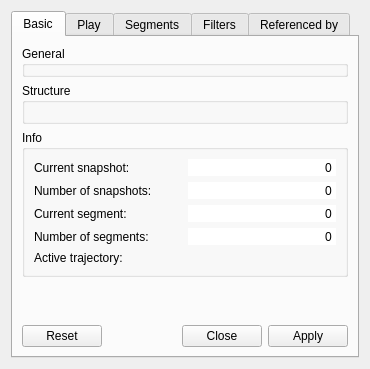
Above: src/lib/NemesisCore/trajectory/TrajectoryDesigner.ui from kulhanek/nemesis-vtk before the change. Below: the same form after it.
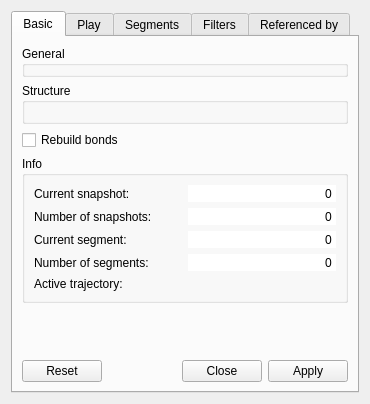
That is the form after the change. The open tabs and pages were chosen to show the change. Icons and pictures are not drawn. Custom widgets are drawn as their Qt base class.

```diff
--- a/src/lib/NemesisCore/trajectory/TrajectoryDesigner.ui
+++ b/src/lib/NemesisCore/trajectory/TrajectoryDesigner.ui
@@ -7,7 +7,7 @@
     <x>0</x>
     <y>0</y>
     <width>370</width>
-    <height>369</height>
+    <height>404</height>
    </rect>
   </property>
   <property name="windowTitle">
@@ -43,6 +43,13 @@
          </layout>
         </widget>
        </item>
+       <item>
+        <widget class="QCheckBox" name="rebuildBondsCB">
+         <property name="text">
+          <string>Rebuild bonds</string>
+         </property>
+        </widget>
+       </item>
        <item>
         <widget class="QGroupBox" name="groupBox">
          <property name="title">
```
Left out of the diff: 24 changed lines with no effect on the pictures.
